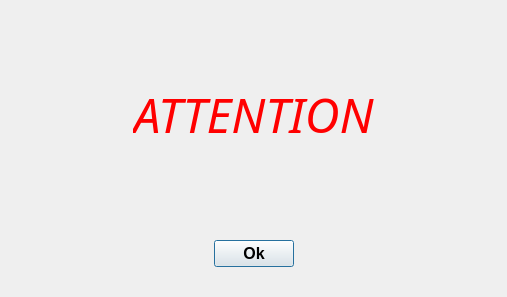
This is src/plugins/attention/attentiondialog.ui in eyecu-im/eyecu-qt as Qt 5 draws it before an edit. The edited form follows.
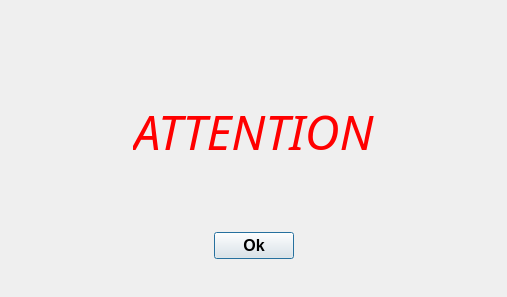
This is the edited form.

Commit message: Fix Attention dialog size policies

Diff of the .ui file:
```diff
--- a/src/plugins/attention/attentiondialog.ui
+++ b/src/plugins/attention/attentiondialog.ui
@@ -14,7 +14,7 @@
    </rect>
   </property>
   <property name="sizePolicy">
-   <sizepolicy hsizetype="Preferred" vsizetype="Preferred">
+   <sizepolicy hsizetype="Minimum" vsizetype="Minimum">
     <horstretch>0</horstretch>
     <verstretch>0</verstretch>
    </sizepolicy>
@@ -33,6 +33,9 @@
   <layout class="QVBoxLayout" name="verticalLayout">
    <item>
     <layout class="QGridLayout" name="gridLayout_3">
+     <property name="sizeConstraint">
+      <enum>QLayout::SetMinimumSize</enum>
+     </property>
      <item row="0" column="3">
       <spacer name="horizontalSpacer">
        <property name="orientation">
@@ -54,18 +57,6 @@
          <verstretch>0</verstretch>
         </sizepolicy>
        </property>
-       <property name="minimumSize">
-        <size>
-         <width>64</width>
-         <height>64</height>
-        </size>
-       </property>
-       <property name="maximumSize">
-        <size>
-         <width>64</width>
-         <height>64</height>
-        </size>
-       </property>
        <property name="text">
         <string notr="true"/>
        </property>
@@ -79,18 +70,6 @@
          <verstretch>0</verstretch>
         </sizepolicy>
        </property>
-       <property name="minimumSize">
-        <size>
-         <width>16</width>
-         <height>16</height>
-        </size>
-       </property>
-       <property name="maximumSize">
-        <size>
-         <width>128</width>
-         <height>128</height>
-        </size>
-       </property>
        <property name="text">
         <string/>
        </property>
@@ -120,18 +99,6 @@
          <verstretch>0</verstretch>
         </sizepolicy>
        </property>
-       <property name="minimumSize">
-        <size>
-         <width>64</width>
-         <height>64</height>
-        </size>
-       </property>
-       <property name="maximumSize">
-        <size>
-         <width>64</width>
-         <height>64</height>
-        </size>
-       </property>
        <property name="text">
         <string notr="true"/>
        </property>
@@ -246,18 +213,6 @@
          <verstretch>0</verstretch>
         </sizepolicy>
        </property>
-       <property name="minimumSize">
-        <size>
-         <width>64</width>
-         <height>133</height>
-        </size>
-       </property>
-       <property name="maximumSize">
-        <size>
-         <width>64</width>
-         <height>133</height>
-        </size>
-       </property>
        <property name="text">
         <string notr="true"/>
        </property>
@@ -284,18 +239,6 @@
          <verstretch>0</verstretch>
         </sizepolicy>
        </property>
-       <property name="minimumSize">
-        <size>
-         <width>64</width>
-         <height>133</height>
-        </size>
-       </property>
-       <property name="maximumSize">
-        <size>
-         <width>64</width>
-         <height>133</height>
-        </size>
-       </property>
        <property name="text">
         <string/>
        </property>
@@ -337,18 +280,6 @@
          <verstretch>0</verstretch>
         </sizepolicy>
        </property>
-       <property name="minimumSize">
-        <size>
-         <width>64</width>
-         <height>64</height>
-        </size>
-       </property>
-       <property name="maximumSize">
-        <size>
-         <width>64</width>
-         <height>64</height>
-        </size>
-       </property>
        <property name="text">
         <string notr="true"/>
        </property>
@@ -401,18 +332,6 @@
          <verstretch>0</verstretch>
         </sizepolicy>
        </property>
-       <property name="minimumSize">
-        <size>
-         <width>64</width>
-         <height>64</height>
-        </size>
-       </property>
-       <property name="maximumSize">
-        <size>
-         <width>64</width>
-         <height>64</height>
-        </size>
-       </property>
        <property name="text">
         <string notr="true"/>
        </property>
```
Left out of the diff: 2 changed lines with no effect on the pictures. The commit also changes 1 other file.
